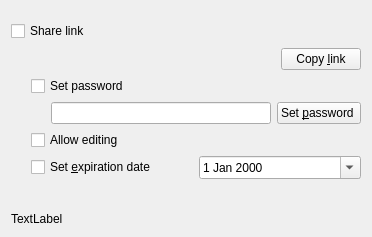
Above: src/gui/sharelinkwidget.ui from nextcloud/desktop before the change. Below: the same form after it.
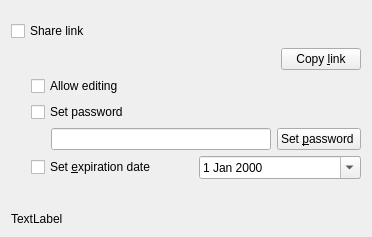
That is the form after the change.

Commit message: Share link: Consistent order of options owncloud/core#24122

The edit to the form file:
```diff
--- a/src/gui/sharelinkwidget.ui
+++ b/src/gui/sharelinkwidget.ui
@@ -53,7 +53,7 @@
       <property name="rightMargin">
        <number>0</number>
       </property>
-      <item row="2" column="0">
+      <item row="3" column="0">
        <layout class="QHBoxLayout" name="horizontalLayout">
         <property name="leftMargin">
          <number>20</number>
@@ -101,7 +101,7 @@
         </item>
        </layout>
       </item>
-      <item row="1" column="0">
+      <item row="2" column="0">
        <layout class="QHBoxLayout" name="horizontalLayout_password">
         <item>
          <widget class="QCheckBox" name="checkBox_password">
@@ -167,7 +167,7 @@
         </item>
        </layout>
       </item>
-      <item row="3" column="0">
+      <item row="1" column="0">
        <widget class="QWidget" name="widget_editing" native="true">
         <layout class="QHBoxLayout" name="horizontalLayout_editing">
          <property name="leftMargin">
```
Left out of the diff: 14 changed lines with no effect on the pictures.
